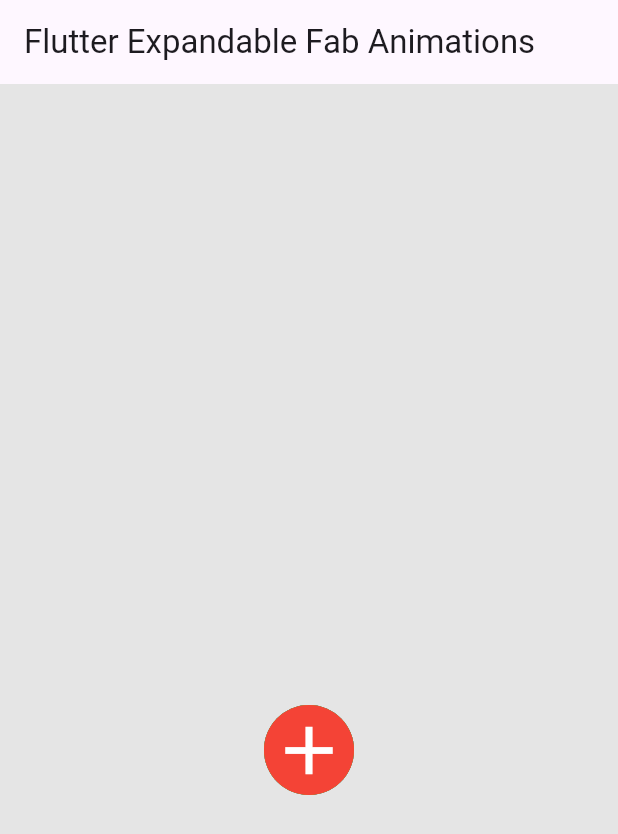
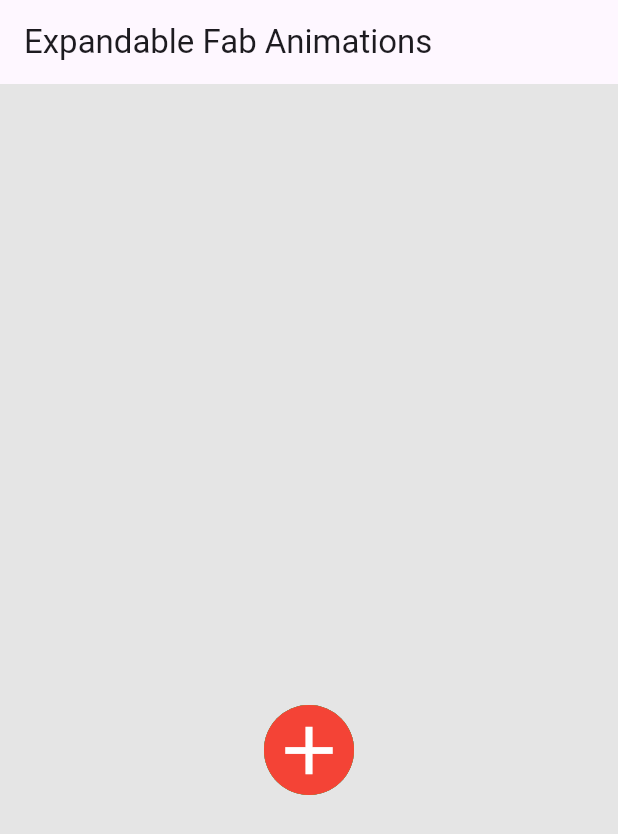
Before and after one commit to RishabhSahu24/FlutterExpandableFabAnimations, a Flutter app: the screen it shows after launch, on a phone screen of 412 x 824 dp. Shown: the top 834 px of the screen. Run offline on Flutter 3.47's test engine with Material 3 defaults, Android fonts, the phone set to English and light mode, and no system bars.

Commit message:
Changed Title

```diff
--- a/lib/main.dart
+++ b/lib/main.dart
@@ -44,7 +44,7 @@ class _AnimatedButtonsState extends State<AnimatedButtons>
     return Scaffold(
       backgroundColor: const Color(0xffE5E5E5),
       appBar: AppBar(
-        title: const Text('Flutter Expandable Fab Animations'),
+        title: const Text('Expandable Fab Animations'),
       ),
       body: Center(
         child: SizedBox(
```
